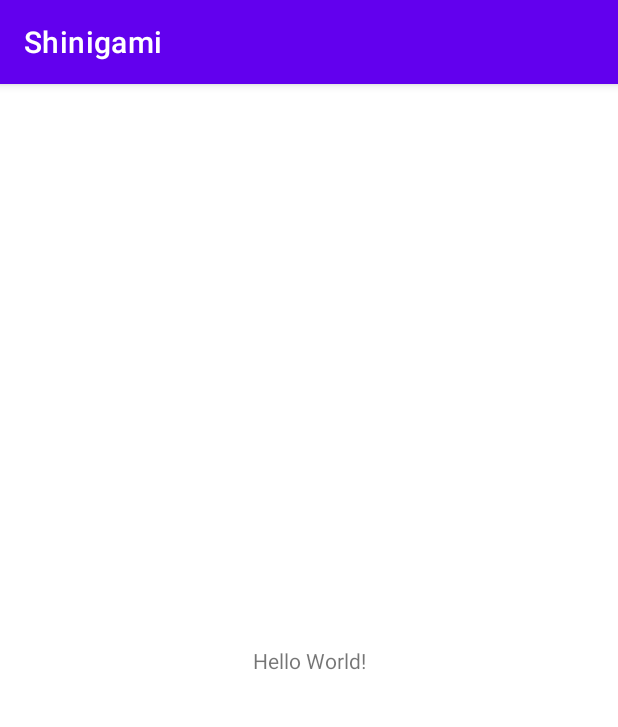
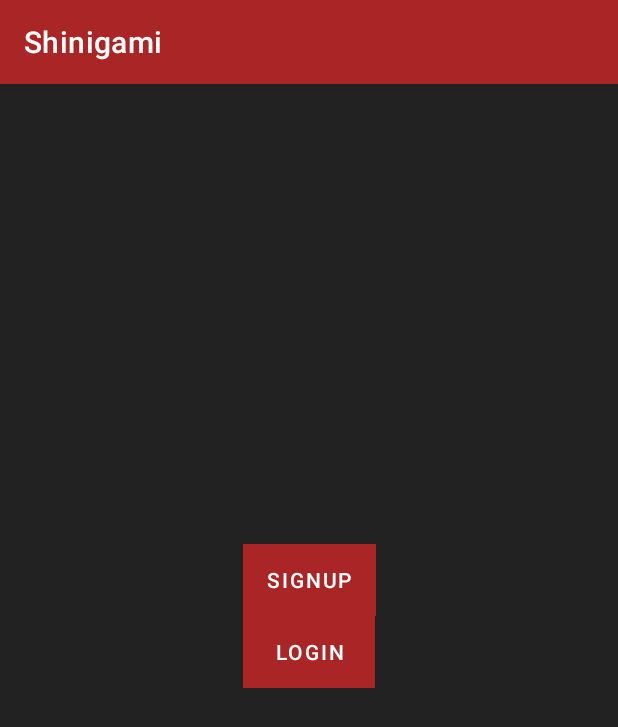
Before and after one commit to ThanhNhan2002/Shinigami, an Android app: the screen it shows after launch (MainActivity), on a phone screen of 412 x 824 dp. Shown: the top 727 px of the screen. Run offline under Robolectric (Android 15) with nearby library versions, the phone set to English and light mode, and no system bars; our stand-ins replace Firebase (no records; nobody signed in at launch, a user with empty details on screens opened directly).

Commit message:
Monday push

```diff
--- a/app/src/main/java/com/example/shinigami/MainActivity.java
+++ b/app/src/main/java/com/example/shinigami/MainActivity.java
@@ -36,9 +36,9 @@ public class MainActivity extends AppCompatActivity {
 
         //make a FbHelper object
         fbHelper = new FbHelper(db);
-        fbHelper.addUser(new User( 1,"Thanh Nhan", "Nguyen", "11-02-2002"));
-        fbHelper.addUser(new User( 2,"Hamas", "Massood", "11-02-2002"));
-        fbHelper.addUser(new User( 3,"Page", "Perret", "11-02-2002"));
+        fbHelper.addUser(new User( 1,"Thanhhh Nhan", "Nguyen", "11-02-2002"));
+        fbHelper.addUser(new User( 2,"Hamaaaas", "Masood", "11-02-2002"));
+        fbHelper.addUser(new User( 3,"Pppage", "Perret", "11-02-2002"));
 
         fbHelper.getUsers();
     }
--- a/app/src/main/res/layout/activity_main.xml
+++ b/app/src/main/res/layout/activity_main.xml
@@ -4,15 +4,37 @@
     xmlns:tools="http://schemas.android.com/tools"
     android:layout_width="match_parent"
     android:layout_height="match_parent"
+    android:background="#222222"
+    android:backgroundTint="#222222"
     tools:context=".MainActivity">
 
-    <TextView
+    <LinearLayout
         android:layout_width="wrap_content"
         android:layout_height="wrap_content"
-        android:text="Hello World!"
+        android:layout_marginTop="8dp"
+        android:background="#222222"
+        android:orientation="vertical"
         app:layout_constraintBottom_toBottomOf="parent"
         app:layout_constraintEnd_toEndOf="parent"
         app:layout_constraintStart_toStartOf="parent"
-        app:layout_constraintTop_toTopOf="parent" />
+        app:layout_constraintTop_toTopOf="parent"
+        app:layout_constraintVertical_bias="0.45">
+
+        <Button
+            android:id="@+id/Signup_button"
+            android:layout_width="wrap_content"
+            android:layout_height="wrap_content"
+            android:background="@color/red"
+            android:backgroundTint="#AA2525"
+            android:text="@string/Signup" />
+
+        <Button
+            android:id="@+id/login_button"
+            android:layout_width="wrap_content"
+            android:layout_height="wrap_content"
+            android:background="@color/red"
+            android:backgroundTint="@color/red"
+            android:text="@string/Login" />
+    </LinearLayout>
 
 </androidx.constraintlayout.widget.ConstraintLayout>
--- /dev/null
+++ b/app/src/main/res/layout/page_two.xml
@@ -0,0 +1,19 @@
+<?xml version="1.0" encoding="utf-8"?>
+<androidx.constraintlayout.widget.ConstraintLayout xmlns:android="http://schemas.android.com/apk/res/android"
+    xmlns:app="http://schemas.android.com/apk/res-auto"
+    xmlns:tools="http://schemas.android.com/tools"
+    android:layout_width="match_parent"
+    android:layout_height="match_parent"
+    android:background="#222222"
+    android:backgroundTint="#222222"
+    tools:context=".MainActivity">
+
+    <TextView
+        android:id="@+id/textView"
+        android:layout_width="wrap_content"
+        android:layout_height="wrap_content"
+        android:background="#DCCECE"
+        android:text="TextView"
+        tools:layout_editor_absoluteX="177dp"
+        tools:layout_editor_absoluteY="233dp" />
+</androidx.constraintlayout.widget.ConstraintLayout>
--- a/app/src/main/res/values/colors.xml
+++ b/app/src/main/res/values/colors.xml
@@ -7,4 +7,7 @@
     <color name="teal_700">#FF018786</color>
     <color name="black">#FF000000</color>
     <color name="white">#FFFFFFFF</color>
+    <color name="grey">#222222</color>
+    <color name="red">#AA2525</color>
+
 </resources>
--- a/app/src/main/res/values/strings.xml
+++ b/app/src/main/res/values/strings.xml
@@ -1,3 +1,5 @@
 <resources>
     <string name="app_name">Shinigami</string>
+    <string name="Login">Login</string>
+    <string name="Signup">Signup</string>
 </resources>
--- a/app/src/main/res/values/themes.xml
+++ b/app/src/main/res/values/themes.xml
@@ -2,13 +2,13 @@
     <!-- Base application theme. -->
     <style name="Theme.Shinigami" parent="Theme.MaterialComponents.DayNight.DarkActionBar">
         <!-- Primary brand color. -->
-        <item name="colorPrimary">@color/purple_500</item>
-        <item name="colorPrimaryVariant">@color/purple_700</item>
+        <item name="colorPrimary">@color/red</item>
+        <item name="colorPrimaryVariant">@color/red</item>
         <item name="colorOnPrimary">@color/white</item>
         <!-- Secondary brand color. -->
-        <item name="colorSecondary">@color/teal_200</item>
-        <item name="colorSecondaryVariant">@color/teal_700</item>
-        <item name="colorOnSecondary">@color/black</item>
+        <item name="colorSecondary">@color/red</item>
+        <item name="colorSecondaryVariant">@color/red</item>
+        <item name="colorOnSecondary">@color/white</item>
         <!-- Status bar color. -->
         <item name="android:statusBarColor">?attr/colorPrimaryVariant</item>
         <!-- Customize your theme here. -->
```
